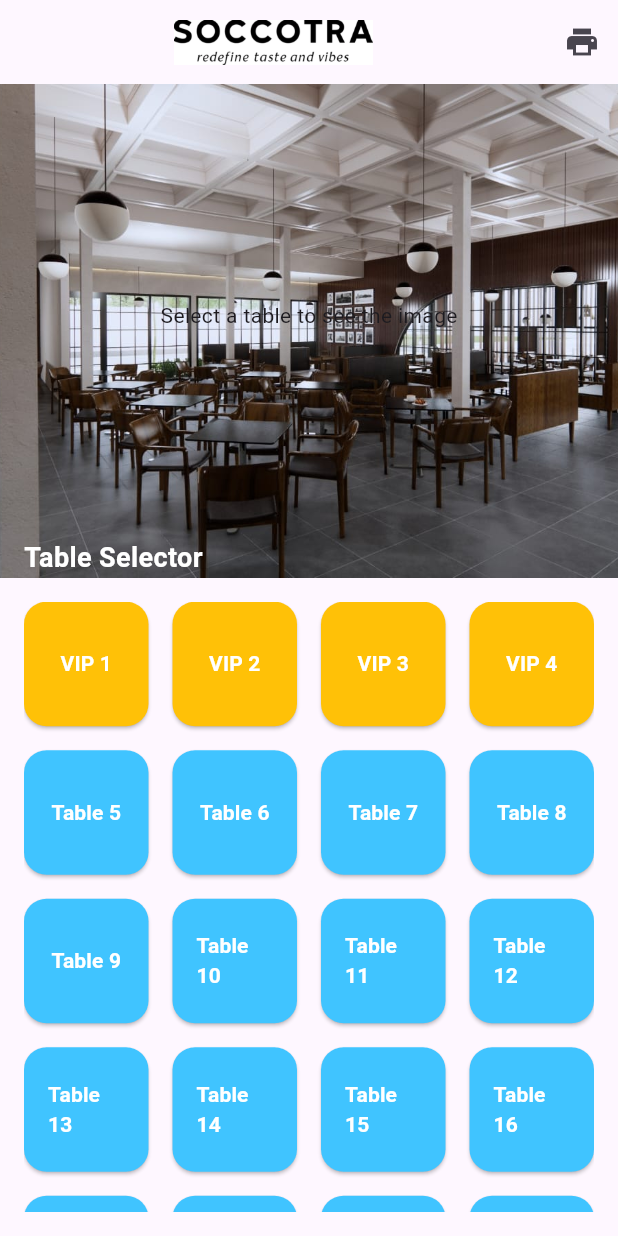
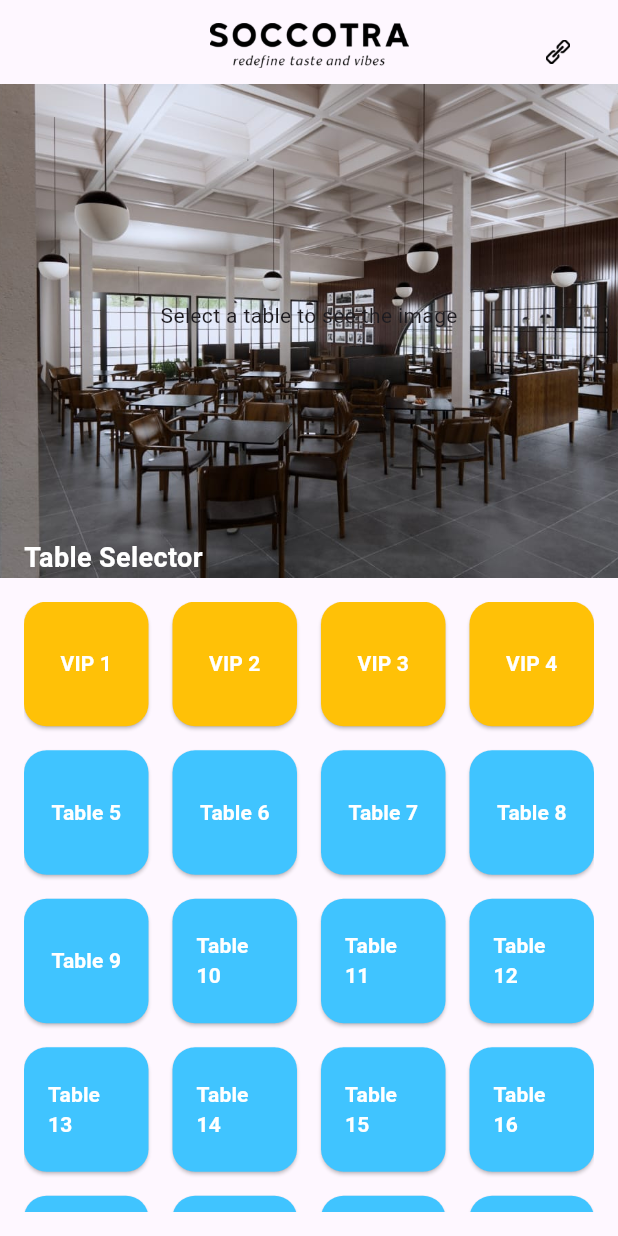
Before and after one commit to faklarion/qr_soccotra, a Flutter app: the screen it shows after launch, on a phone screen of 412 x 824 dp. Run offline on Flutter 3.47's test engine with Material 3 defaults, Android fonts, the phone set to English and light mode, and no system bars; missing offline and left inert: blue_thermal_printer.

Commit message:
Update terbaru tampilan

```diff
--- a/lib/main.dart
+++ b/lib/main.dart
@@ -177,21 +177,26 @@ class _TableGridScreenState extends State<TableGridScreen> {
   Widget build(BuildContext context) {
     return Scaffold(
       appBar: AppBar(
-        title: Row(
-          mainAxisSize:
-              MainAxisSize.max, // Memastikan Row menggunakan seluruh lebar
+        title: Stack(
           children: [
-            const Spacer(), // Spacer sebelum logo
-            Image.asset(
-              'assets/images/soccotra.png', // Path ke logo
+            Center(
+              child: Padding(
+                padding: const EdgeInsets.only(
+                    top: 5.0), // Tambahkan padding jika diperlukan
+                child: Image.asset(
+                  'assets/images/soccotra_logo.png',
                   height: 30, // Sesuaikan ukuran logo
                 ),
-            const Spacer(), // Spacer setelah logo
-          ],
               ),
-        actions: [
-          IconButton(
-            icon: const Icon(Icons.print),
+            ),
+            Positioned(
+              right: 0,
+              child: IconButton(
+                icon: Image.asset(
+                  'assets/images/connect.png',
+                  width: 16,
+                  height: 16,
+                ),
                 onPressed: _devices.isNotEmpty
                     ? _showDeviceSelectionDialog
                     : () {
@@ -199,7 +204,10 @@ class _TableGridScreenState extends State<TableGridScreen> {
                             'No devices found. Please pair your printer.');
                       },
               ),
+            ),
           ],
+        ),
+        centerTitle: true, // Ini menjaga agar posisi title di tengah.
       ),
       body: Column(
         children: [
@@ -236,7 +244,12 @@ class _TableGridScreenState extends State<TableGridScreen> {
                                 horizontal: 40, vertical: 20),
                             textStyle: const TextStyle(fontSize: 16),
                           ),
-                          child: const Text('Print'),
+                          child: Column(
+                            children: [
+                              const Text('Print'),
+                              Text('Table $_selectedImage'),
+                            ],
+                          ),
                         ),
                     ],
                   ),
```
Also changed, not shown: assets/images/app_icon.png, assets/images/connect.png (added), assets/images/soccotra_logo.png (added), 26 other files. Lines whose indentation alone changed are shown as unchanged.
